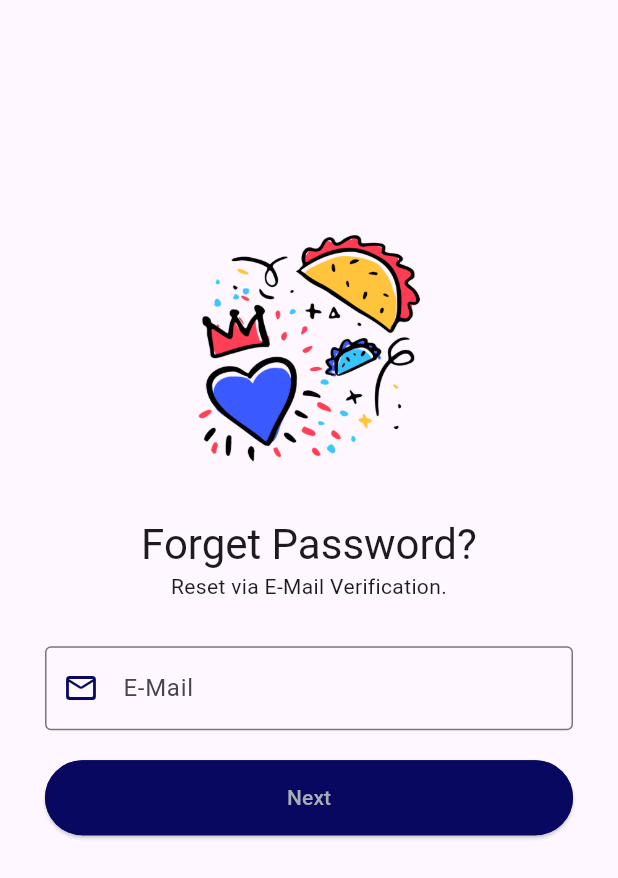
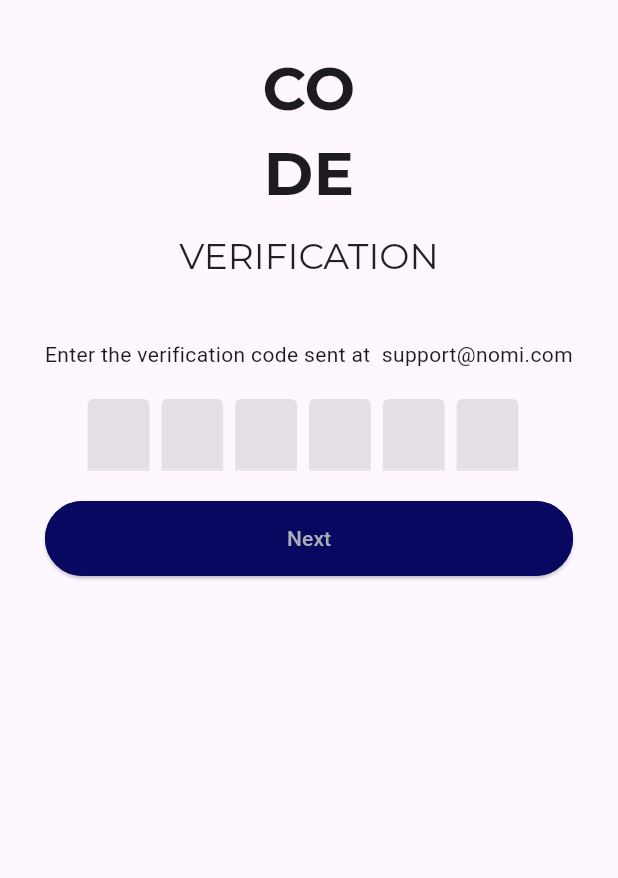
Before and after one commit to melekakkoyunlu/nomi, a Flutter app: the ForgetPasswordMailScreen screen opened directly, after a tap on "Next", on a phone screen of 412 x 824 dp. Shown: the top 878 px of the screen. Run offline on Flutter 3.47's test engine with Material 3 defaults, Android fonts, the light colour scheme and no system bars; drawn by our look-alikes of flutter_otp_text_field; our stand-ins replace get, google_fonts.

Commit message:
otp screen done

```diff
--- a/lib/src/constants/text_strings.dart
+++ b/lib/src/constants/text_strings.dart
@@ -42,6 +42,10 @@ const String tForgetPhoneSubTitle = "Enter your registered phone number to reset
 /* -- Forget Password via E-Mail Text -- */
 const String tForgetMailSubTitle = "Enter your registered E-Mail to reset you password";
 
+/* -- OTP Screen Text -- */
+const String tOtpTitle = "CO\nDE";
+const String tOtpSubTitle = "Verification";
+const String tOtpMessage = "Enter the verification code sent at ";
 
 /* -- Home Page Screen Text -- */
 
--- a/lib/src/features/authentication/screens/forget_password/forget_password_mail/forget_password_mail.dart
+++ b/lib/src/features/authentication/screens/forget_password/forget_password_mail/forget_password_mail.dart
@@ -1,5 +1,8 @@
 import 'package:demo/src/constants/sizes.dart';
+import 'package:demo/src/features/authentication/screens/forget_password/forget_password_otp/otp_screen.dart';
 import 'package:flutter/material.dart';
+import 'package:get/get.dart';
+import 'package:get/get_core/src/get_main.dart';
 
 import '../../../../../common_widgets/form/form_header_widget.dart';
 import '../../../../../constants/image_strings.dart';
@@ -38,7 +41,10 @@ class ForgetPasswordMailScreen extends StatelessWidget{
                           ),
                         ),
                         const SizedBox(height: 20.0,),
-                        SizedBox(width: double.infinity ,child: ElevatedButton(onPressed: (){}, child: const Text(tNext))),
+                        SizedBox(width: double.infinity ,child: ElevatedButton(
+                            onPressed: (){
+                              Get.to(() => const OTPScreen());
+                            }, child: const Text(tNext))),
                       ],
                     ),
                   )
--- /dev/null
+++ b/lib/src/features/authentication/screens/forget_password/forget_password_otp/otp_screen.dart
@@ -0,0 +1,67 @@
+import 'package:demo/src/constants/sizes.dart';
+import 'package:demo/src/constants/text_strings.dart';
+import 'package:flutter/material.dart';
+import 'package:flutter_otp_text_field/flutter_otp_text_field.dart';
+import 'package:google_fonts/google_fonts.dart';
+
+class OTPScreen extends StatelessWidget {
+  const OTPScreen({Key? key}) : super(key: key);
+
+  @override
+  Widget build(BuildContext context) {
+    final double screenWidth = MediaQuery.of(context).size.width;
+
+    return Scaffold(
+      body: SingleChildScrollView(
+        child: Container(
+          padding: const EdgeInsets.all(tDefaultSize),
+          child: Column(
+            mainAxisAlignment: MainAxisAlignment.center,
+            children: [
+              Text(
+                tOtpTitle,
+                style: GoogleFonts.montserrat(
+                  fontWeight: FontWeight.bold,
+                  fontSize: 40.0,
+                ),
+                textAlign: TextAlign.center,
+              ),
+              const SizedBox(height: 10.0),
+              Text(
+                tOtpSubTitle.toUpperCase(),
+                style: Theme.of(context).textTheme.headlineSmall,
+                textAlign: TextAlign.center,
+              ),
+              const SizedBox(height: 40.0),
+              Text(
+                "$tOtpMessage support@nomi.com",
+                textAlign: TextAlign.center,
+              ),
+              const SizedBox(height: 20.0),
+              SizedBox(
+                width: screenWidth * 0.8,
+                child: OtpTextField(
+                  numberOfFields: 6,
+                  fillColor: Colors.black.withOpacity(0.1),
+                  filled: true,
+                  fieldWidth: screenWidth * 0.1,
+                  onSubmit: (code) {
+                    print("OTP is => $code");
+                  },
+                ),
+              ),
+              const SizedBox(height: 20.0),
+              SizedBox(
+                width: double.infinity,
+                child: ElevatedButton(
+                  onPressed: () {},
+                  child: Text(tNext),
+                ),
+              ),
+            ],
+          ),
+        ),
+      ),
+    );
+  }
+}
--- a/lib/src/features/authentication/screens/forget_password/forget_password_phone/forget_password_phone.dart
+++ b/lib/src/features/authentication/screens/forget_password/forget_password_phone/forget_password_phone.dart
@@ -1,9 +1,12 @@
 import 'package:demo/src/constants/sizes.dart';
 import 'package:flutter/material.dart';
+import 'package:get/get.dart';
+import 'package:get/get_core/src/get_main.dart';
 
 import '../../../../../common_widgets/form/form_header_widget.dart';
 import '../../../../../constants/image_strings.dart';
 import '../../../../../constants/text_strings.dart';
+import '../forget_password_otp/otp_screen.dart';
 
 class ForgetPasswordPhoneScreen extends StatelessWidget{
   const ForgetPasswordPhoneScreen({Key? key}) : super(key : key);
@@ -38,7 +41,10 @@ class ForgetPasswordPhoneScreen extends StatelessWidget{
                         ),
                       ),
                       const SizedBox(height: 20.0,),
-                      SizedBox(width: double.infinity ,child: ElevatedButton(onPressed: (){}, child: const Text(tNext))),
+                      SizedBox(width: double.infinity ,child: ElevatedButton(
+                          onPressed: (){
+                            Get.to(() => const OTPScreen());
+                          }, child: const Text(tNext))),
                     ],
                   ),
                 )
--- a/pubspec.yaml
+++ b/pubspec.yaml
@@ -16,6 +16,8 @@ dependencies:
   google_fonts: ^6.2.1
   flutter_native_splash: ^2.4.4
   get: ^4.6.5
+  otp_text_field: ^1.1.3
+  flutter_otp_text_field: ^1.4.0+2
 
 dev_dependencies:
   flutter_test:
```
Also changed, not shown: pubspec.lock.
